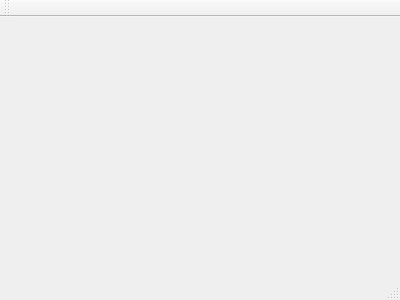
Old version of the form mainwindow.ui in the repository imLuning/QT_AgvGui.
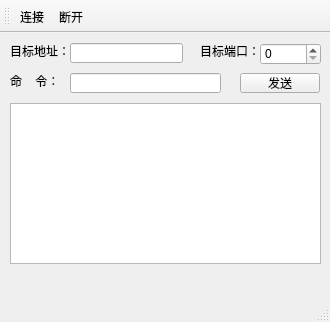
New version of the form. Icons and pictures are not drawn.

Commit message: 界面初始化

Diff of the .ui file:
```diff
--- a/mainwindow.ui
+++ b/mainwindow.ui
@@ -1,24 +1,163 @@
 <ui version="4.0">
  <class>MainWindow</class>
- <widget class="QMainWindow" name="MainWindow" >
-  <property name="geometry" >
+ <widget class="QMainWindow" name="MainWindow">
+  <property name="geometry">
    <rect>
     <x>0</x>
     <y>0</y>
-    <width>400</width>
-    <height>300</height>
+    <width>330</width>
+    <height>322</height>
    </rect>
   </property>
   <property name="windowTitle" >
    <string>MainWindow</string>
   </property>
-  <widget class="QMenuBar" name="menuBar" />
-  <widget class="QToolBar" name="mainToolBar" />
-  <widget class="QWidget" name="centralWidget" />
-  <widget class="QStatusBar" name="statusBar" />
+  <widget class="QWidget" name="centralWidget">
+   <widget class="QPlainTextEdit" name="plainTextEditLocalHistory">
+    <property name="geometry">
+     <rect>
+      <x>10</x>
+      <y>70</y>
+      <width>311</width>
+      <height>161</height>
+     </rect>
+    </property>
+   </widget>
+   <widget class="QLabel" name="labelTarAddr">
+    <property name="geometry">
+     <rect>
+      <x>10</x>
+      <y>10</y>
+      <width>61</width>
+      <height>16</height>
+     </rect>
+    </property>
+    <property name="text">
+     <string>目标地址：</string>
+    </property>
+   </widget>
+   <widget class="QLineEdit" name="lineEditTarAddr">
+    <property name="geometry">
+     <rect>
+      <x>70</x>
+      <y>10</y>
+      <width>113</width>
+      <height>20</height>
+     </rect>
+    </property>
+   </widget>
+   <widget class="QLabel" name="labelTarPort">
+    <property name="geometry">
+     <rect>
+      <x>200</x>
+      <y>10</y>
+      <width>61</width>
+      <height>16</height>
+     </rect>
+    </property>
+    <property name="text">
+     <string>目标端口：</string>
+    </property>
+   </widget>
+   <widget class="QSpinBox" name="spinBoxTarPort">
+    <property name="geometry">
+     <rect>
+      <x>260</x>
+      <y>10</y>
+      <width>61</width>
+      <height>22</height>
+     </rect>
+    </property>
+    <property name="maximum">
+     <number>9999</number>
+    </property>
+   </widget>
+   <widget class="QLineEdit" name="lineEditCommand">
+    <property name="geometry">
+     <rect>
+      <x>70</x>
+      <y>40</y>
+      <width>151</width>
+      <height>20</height>
+     </rect>
+    </property>
+   </widget>
+   <widget class="QLabel" name="labelCommand">
+    <property name="geometry">
+     <rect>
+      <x>10</x>
+      <y>40</y>
+      <width>61</width>
+      <height>16</height>
+     </rect>
+    </property>
+    <property name="text">
+     <string>命    令：</string>
+    </property>
+   </widget>
+   <widget class="QPushButton" name="btnSend">
+    <property name="geometry">
+     <rect>
+      <x>240</x>
+      <y>40</y>
+      <width>80</width>
+      <height>20</height>
+     </rect>
+    </property>
+    <property name="text">
+     <string>发送</string>
+    </property>
+   </widget>
+  </widget>
+  <widget class="QMenuBar" name="menuBar">
+   <property name="geometry">
+    <rect>
+     <x>0</x>
+     <y>0</y>
+     <width>330</width>
+     <height>22</height>
+    </rect>
+   </property>
+  </widget>
+  <widget class="QToolBar" name="mainToolBar">
+   <attribute name="toolBarArea">
+    <enum>TopToolBarArea</enum>
+   </attribute>
+   <attribute name="toolBarBreak">
+    <bool>false</bool>
+   </attribute>
+   <addaction name="actConnect"/>
+   <addaction name="actDisconnect"/>
+  </widget>
+  <widget class="QStatusBar" name="statusBar"/>
+  <action name="actConnect">
+   <property name="icon">
+    <iconset resource="resource.qrc">
+     <normaloff>:/image/resource/image/connect.png</normaloff>:/image/resource/image/connect.png</iconset>
+   </property>
+   <property name="text">
+    <string>连接</string>
+   </property>
+   <property name="toolTip">
+    <string>连接</string>
+   </property>
+  </action>
+  <action name="actDisconnect">
+   <property name="icon">
+    <iconset resource="resource.qrc">
+     <normaloff>:/image/resource/image/disconnect.png</normaloff>:/image/resource/image/disconnect.png</iconset>
+   </property>
+   <property name="text">
+    <string>断开</string>
+   </property>
+   <property name="toolTip">
+    <string>断开</string>
+   </property>
+  </action>
  </widget>
- <layoutDefault spacing="6" margin="11" />
- <pixmapfunction></pixmapfunction>
- <resources/>
+ <layoutdefault spacing="6" margin="11"/>
+ <resources>
+  <include location="resource.qrc"/>
+ </resources>
  <connections/>
 </ui>
```
Left out of the diff: 3 changed lines with no effect on the pictures. The commit also changes 6 other files.
